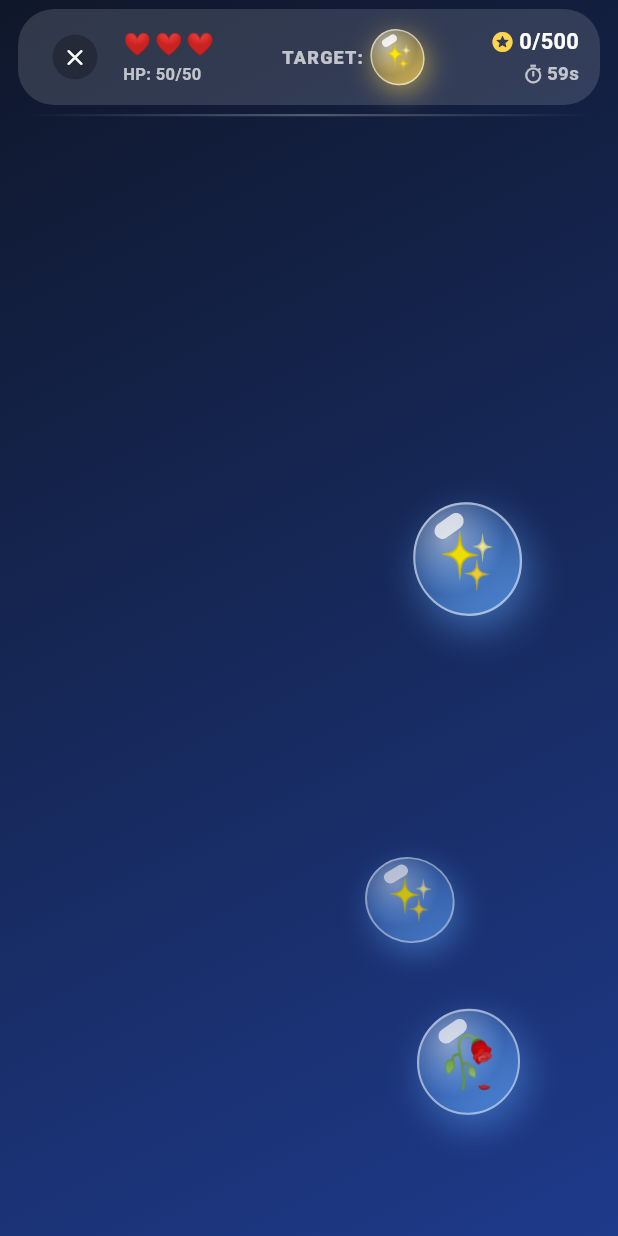
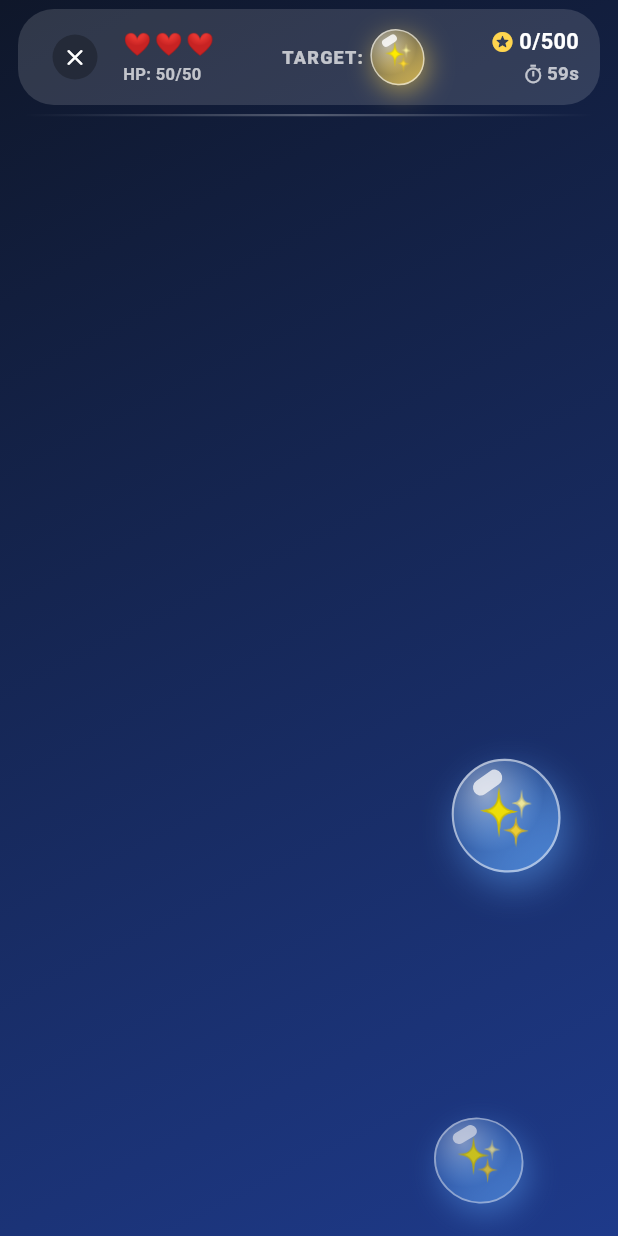
Before and after one commit to misbahmumtaz123/game, a Flutter app: the GameScreen screen opened directly, on a phone screen of 412 x 824 dp. Run offline on Flutter 3.47's test engine with Material 3 defaults, Android fonts, the phone set to English and light mode, and no system bars.

Commit message:
feat: balanced casual mobile speed progression and spawn pacing

```diff
--- a/lib/controllers/game_controller.dart
+++ b/lib/controllers/game_controller.dart
@@ -79,21 +79,29 @@ class GameController extends ChangeNotifier {
   List<BubbleModel> get bubbles => List.unmodifiable(_bubbles);
   List<ParticleModel> get particles => List.unmodifiable(_particles);
 
-  /// Progressive speed calculation:
-  /// Starts slow at game start (0 score), and increases progressively
-  /// with every 5 points scored, accelerating smoothly as score grows.
+  /// Progressive speed calculation based on casual mobile game design standards:
+  /// - Starting speed provides a comfortable ~5.0 - 5.5s screen transit time.
+  /// - At 5-10 points (early game), the speed increase is subtle and gentle (+1% to +4%),
+  ///   ensuring the player never feels overwhelmed early on.
+  /// - As score climbs towards 350-500 points, it follows a smooth sub-linear power curve
+  ///   accelerating up to a peak ~3.0s transit time for an exciting, reactable challenge.
   double get currentSpeed {
-    final double baseSpeed = currentMood.speed * 0.40;
-    final int speedSteps = _score ~/ 5;
-    final double speed = baseSpeed + (speedSteps * 0.0014);
-    return speed.clamp(baseSpeed, 0.045);
+    // Base speed provides a relaxed ~5.2s transit across the screen
+    final double baseSpeed = currentMood.speed * 0.27;
+    // Sublinear power progression over 400 points
+    final double progress = (_score / 400.0).clamp(0.0, 1.0);
+    final double curve = pow(progress, 0.85).toDouble();
+    // Max speed at endgame is 1.75x baseSpeed (approx 3.0s transit time)
+    return baseSpeed * (1.0 + 0.75 * curve);
   }
 
-  /// Dynamic spawn interval in ms that shortens as score increases,
-  /// creating a gradual rush as player accumulates more points.
+  /// Dynamic spawn interval in ms that shortens as score increases.
+  /// Starts at an unhurried 1100ms and scales gradually to 650ms at peak score,
+  /// keeping the arena readable and fair without balloon clutter.
   int get currentSpawnIntervalMs {
-    final int speedSteps = _score ~/ 5;
-    return (580 - (speedSteps * 20)).clamp(220, 580);
+    final double progress = (_score / 400.0).clamp(0.0, 1.0);
+    final double curve = pow(progress, 0.85).toDouble();
+    return (1100 - (curve * 450)).round().clamp(650, 1100);
   }
 
   /// Allows user to set custom target score to transform mood into happy
@@ -147,16 +155,16 @@ class GameController extends ChangeNotifier {
         _spawnBubble();
       }
 
-      // Update positions using progressive speed: starts slow, accelerates every 5 points
+      // Update positions using progressive speed curve: gentle float, smooth acceleration
       final speed = currentSpeed;
       for (final bubble in _bubbles) {
         bubble.updatePosition(speed);
       }
 
       // Detect escaped target bubbles BEFORE pruning them.
-      // 3-second grace period after target changes prevents unfair damage for balloons that were already near the top.
+      // 3.5-second grace period after target changes prevents unfair damage for balloons that were already near the top.
       final bool inGracePeriod =
-          DateTime.now().difference(_lastTargetChangeTime).inMilliseconds < 3000;
+          DateTime.now().difference(_lastTargetChangeTime).inMilliseconds < 3500;
       final escaped = inGracePeriod
           ? 0
           : _bubbles
--- a/lib/models/mood_model.dart
+++ b/lib/models/mood_model.dart
@@ -49,7 +49,7 @@ class MoodModel {
       name: 'Sad',
       subtitle: 'Feeling down & gloomy',
       gameTitle: 'Sunshine Uplift',
-      rule: 'Shoot fast TARGET (+10)! Missing a shot at target deducts score (-5). Non-targets are safe.',
+      rule: 'Shoot floating TARGET (+10)! Missing a shot at target deducts score (-5). Non-targets are safe.',
       backgroundColors: [Color(0xFF0F172A), Color(0xFF1E3A8A)],
       tintColor: Color(0xFF60A5FA),
       targetEmojis: ['☀️', '🌈', '💖', '🌸', '✨', '🌻'],
@@ -61,7 +61,7 @@ class MoodModel {
       name: 'Angry',
       subtitle: 'Frustrated & heated',
       gameTitle: 'Cool Down Calm',
-      rule: 'Blast shifting TARGET (+10)! Missed shots at target cost -5. Free-floating speed!',
+      rule: 'Blast shifting TARGET (+10)! Missed shots at target cost -5. Dynamic scaling speed!',
       backgroundColors: [Color(0xFF2A0808), Color(0xFF7F1D1D)],
       tintColor: Color(0xFFF87171),
       targetEmojis: ['🕊️', '🧘', '💧', '🍃', '🧊', '🌊'],
@@ -73,7 +73,7 @@ class MoodModel {
       name: 'Anxious',
       subtitle: 'Stressed & racing mind',
       gameTitle: 'Peace & Serenity',
-      rule: 'Catch hyper-fast TARGET (+10)! Don’t miss shots at the target (-5). Non-targets safe.',
+      rule: 'Catch floating TARGET (+10)! Don’t miss shots at the target (-5). Non-targets safe.',
       backgroundColors: [Color(0xFF1E1035), Color(0xFF4C1D95)],
       tintColor: Color(0xFFA78BFA),
       targetEmojis: ['🌿', '🕯️', '🌸', '🕊️', '🌙', '🍵'],
@@ -85,7 +85,7 @@ class MoodModel {
       name: 'Tired',
       subtitle: 'Drained & exhausted',
       gameTitle: 'Energy Wake-Up',
-      rule: 'Target the shifting ENERGY (+10)! Missed target shots deduct -5. High-speed action!',
+      rule: 'Target the shifting ENERGY (+10)! Missed target shots deduct -5. Smooth power-up!',
       backgroundColors: [Color(0xFF18181B), Color(0xFF334155)],
       tintColor: Color(0xFFCBD5E1),
       targetEmojis: ['⚡', '☕', '☀️', '💡', '🚀', '🔥'],
--- a/lib/views/screens/game_intro_screen.dart
+++ b/lib/views/screens/game_intro_screen.dart
@@ -293,8 +293,8 @@ class _GameIntroScreenState extends State<GameIntroScreen>
                           ScaleTransition(
                             scale: _detail3Anim,
                             child: _buildDetailRow(
-                              icon: Icons.bolt_rounded,
-                              label: '⚡ Hyper-Fast & Free-Floating (No Borders)',
+                              icon: Icons.speed_rounded,
+                              label: '🎈 Balanced Speed Scaling & Free Floating',
                               badgeColor: const Color(0xFFFFD54F),
                             ),
                           ),
```
Also changed, not shown: 1 other file.
